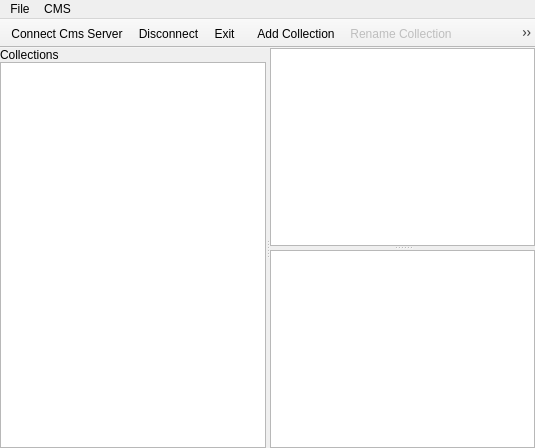
This is diy/BGMRPC/client/BGCMS/mainwindow.ui in BlueGhostStudio/BGMRPCClientQml as Qt 5 draws it before an edit. The edited form follows.
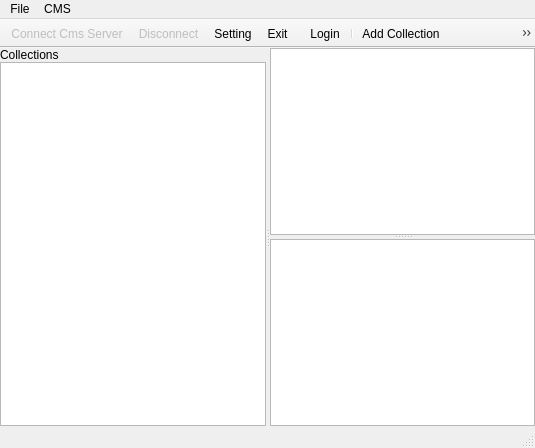
This is the edited form. Icons and pictures are not drawn.

Diff of the .ui file:
```diff
--- a/diy/BGMRPC/client/BGCMS/mainwindow.ui
+++ b/diy/BGMRPC/client/BGCMS/mainwindow.ui
@@ -187,6 +187,7 @@
    </attribute>
    <addaction name="actionConnect_Cms_Server"/>
    <addaction name="actionDisconnect"/>
+   <addaction name="actionSetting"/>
    <addaction name="actionExit"/>
   </widget>
   <widget class="QToolBar" name="tlbCMS">
@@ -211,17 +212,23 @@
    <attribute name="toolBarBreak">
     <bool>false</bool>
    </attribute>
+   <addaction name="actionLogin"/>
+   <addaction name="separator"/>
    <addaction name="actionAdd_Collection"/>
    <addaction name="actionRename_Collection"/>
    <addaction name="actionRemove_Collection"/>
    <addaction name="separator"/>
    <addaction name="actionAdd_Content"/>
-   <addaction name="actionAdd_Image"/>
    <addaction name="actionRemove_Content"/>
    <addaction name="actionRearrange"/>
    <addaction name="separator"/>
    <addaction name="actionTag_Filter"/>
   </widget>
+  <widget class="QStatusBar" name="CMSStatusBar">
+   <property name="sizeGripEnabled">
+    <bool>true</bool>
+   </property>
+  </widget>
   <action name="actionExit">
    <property name="icon">
     <iconset resource="bgcms.qrc">
@@ -277,6 +284,9 @@
    </property>
   </action>
   <action name="actionConnect_Cms_Server">
+   <property name="enabled">
+    <bool>false</bool>
+   </property>
    <property name="icon">
     <iconset resource="bgcms.qrc">
      <normaloff>:/icons/icons8-Connected.png</normaloff>:/icons/icons8-Connected.png</iconset>
@@ -286,6 +296,9 @@
    </property>
   </action>
   <action name="actionDisconnect">
+   <property name="enabled">
+    <bool>false</bool>
+   </property>
    <property name="icon">
     <iconset resource="bgcms.qrc">
      <normaloff>:/icons/icons8-Disconnected.png</normaloff>:/icons/icons8-Disconnected.png</iconset>
@@ -336,16 +349,22 @@
     <string>Rename Collection</string>
    </property>
   </action>
-  <action name="actionAdd_Image">
-   <property name="enabled">
-    <bool>false</bool>
+  <action name="actionLogin">
+   <property name="icon">
+    <iconset resource="bgcms.qrc">
+     <normaloff>:/icons/icons8-Login-48.png</normaloff>:/icons/icons8-Login-48.png</iconset>
    </property>
+   <property name="text">
+    <string>Login</string>
+   </property>
+  </action>
+  <action name="actionSetting">
    <property name="icon">
     <iconset resource="bgcms.qrc">
      <normaloff>:/icons/icons8-Picture-48.png</normaloff>:/icons/icons8-Picture-48.png</iconset>
    </property>
    <property name="text">
-    <string>Add Image</string>
+    <string>Setting</string>
    </property>
   </action>
  </widget>
```
Left out of the diff: 14 changed lines with no effect on the pictures.
